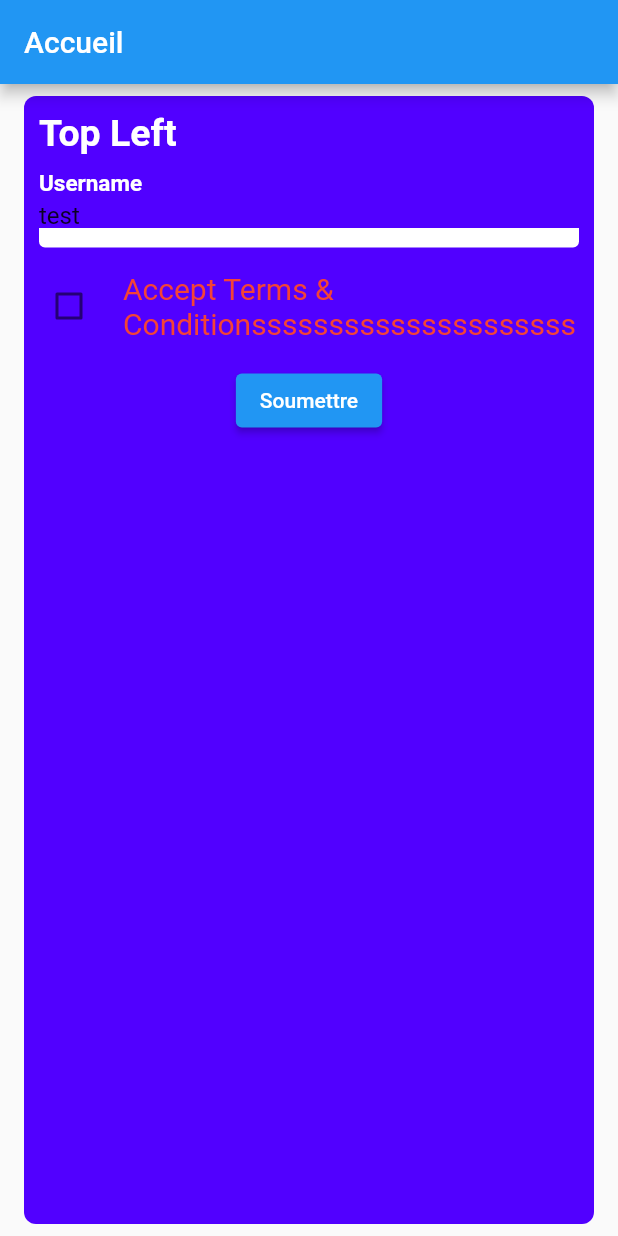
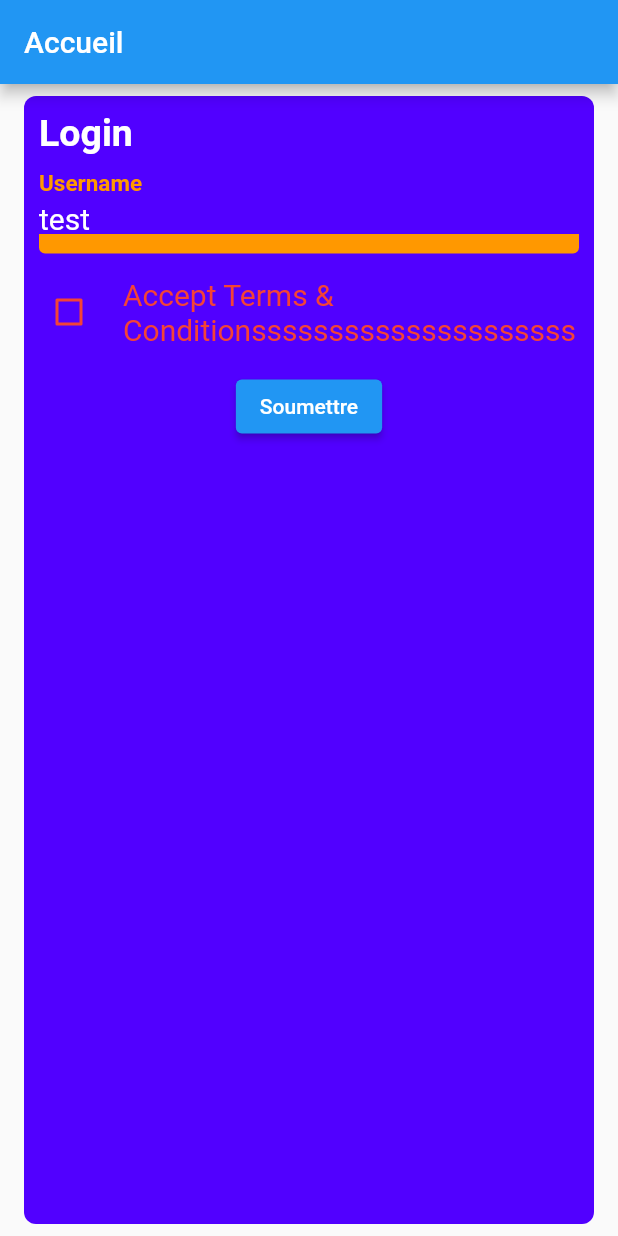
Before and after one commit to rayandu924/SimpLife, a Flutter app: the screen it shows after launch, on a phone screen of 412 x 824 dp. Run offline on Flutter 3.47's test engine with Material 2 defaults, Android fonts, the phone set to English and light mode, and no system bars; drawn by our look-alikes of flutter_form_builder; our stand-ins replace carousel_slider, fl_chart, percent_indicator.

Commit message:
need to set the model attribute from the onchanged functions

```diff
--- a/lib/app/views/home/home_view.dart
+++ b/lib/app/views/home/home_view.dart
@@ -7,9 +7,6 @@ class HomeView extends StatelessWidget {
 
   @override
   Widget build(BuildContext context) {
-    //fetchData(); after build the home helped by the data fetched
-    Map<String, Object> data = model.fetchData();
-    List<FlSpot> spots = convertStringToFlSpots(data['spots'] as String);
 
     final List<FieldModel> sampleFields = [
       FieldModel(
--- a/lib/app/views/login/login_model.dart
+++ b/lib/app/views/login/login_model.dart
@@ -1,20 +1,43 @@
 import 'package:simplife/global.dart';
 
+class LoginFormModel {
+  String username;
+  String email;
+
+  LoginFormModel({
+    this.username = '',
+    this.email = '',
+  });
+}
+
 class LoginModel extends ChangeNotifier {
-  String? email;
-  String? password;
 
-  void setEmail(String value) {
-    email = value;
-    notifyListeners();
-  }
+  final LoginFormModel loginFormModel = LoginFormModel();
 
-  void setPassword(String value) {
-    password = value;
-    notifyListeners();
-  }
+  final List<FieldModel> loginFormFieldModel = [
+    FieldModel(
+        name: 'username',
+        title: 'Username',
+        type: 'TextField',
+        fieldModel: TextFieldModel(
+            colorTitle: ValueNotifier<Color>(Colors.orange),
+            colorBorder: ValueNotifier<Color>(Colors.orange),
+            validator: ValidatorEmail,),
+        initialValue : 'test',
+        onChanged: (value) => onChangedTextFormField(value)
+    ),
+    FieldModel(
+        name: 'acceptTerms',
+        title: 'Accept Terms & Conditionsssssssssssssssssssss',
+        type: 'Checkbox',
+        fieldModel: CheckboxModel(
+            colorTitle: ValueNotifier<Color>(Colors.red),
+                      validator: ValidatorCheckbox,
+        ),
+        initialValue : false,
+        onChanged: (value) => onChangedCheckbox(value)
+    ),
+  ];
 
-  // Vous pouvez ajouter des méthodes pour gérer la logique de connexion ici
-  // Par exemple, se connecter à une API d'authentification
-  // N'oubliez pas d'appeler notifyListeners() si le modèle change
+
 }
--- a/lib/app/views/login/login_view.dart
+++ b/lib/app/views/login/login_view.dart
@@ -11,13 +11,21 @@ class _LoginViewState extends State<LoginView> {
   @override
   Widget build(BuildContext context) {
     return Scaffold(
-      appBar: AppBar(title: Text("Connexion")),
-      body: Padding(
-        padding: const EdgeInsets.all(20.0),
-        child: Column(
-          children: [],
-        ),
-      ),
-    );
-  }
+      appBar: AppBar(title: Text('Accueil')),
+      body: Column(children: [
+        Expanded(
+            child: CustomTileLayout(
+          tile: const custom_tile(
+            backgroundColor: Color.fromARGB(255, 81, 0, 255),
+          ),
+          topLeft: const Text('Login', style: tileTitle),
+          center:custom_form(
+          fields: _loginModel.loginFormFieldModel,
+          onSubmit: (formData) {
+            print(formData);
+          },)
+        )),
+      ]),
+  );
 }
+}
--- a/lib/app/widgets/CustomCheckbox.dart
+++ b/lib/app/widgets/CustomCheckbox.dart
@@ -27,9 +27,11 @@ class _CustomCheckboxState extends State<CustomCheckbox> {
       ),
       validator: widget.field.fieldModel.validator,
       initialValue: widget.field.initialValue,
-      onChanged: (value) => widget.field.onChanged({value, widget.field.fieldModel}),
+      onChanged: (value) =>
+          widget.field.onChanged({value, widget.field.fieldModel}),
       checkColor: widget.field.fieldModel.colorCheck,
       activeColor: widget.field.fieldModel.colorActive,
+      side: BorderSide(color: widget.field.fieldModel.colorBorder, width: 2),
     );
   }
 }
--- a/lib/app/widgets/CustomTextField.dart
+++ b/lib/app/widgets/CustomTextField.dart
@@ -46,6 +46,7 @@ class _CustomTextFieldState extends State<CustomTextField> {
                 labelText: widget.field.title,
                 labelStyle: textFielTitle.copyWith(color: colorTitle),
               ),
+              style: textFieldHint,
               validator: widget.field.fieldModel.validator,
               initialValue: widget.field.initialValue,
               onChanged: (value) => widget.field.onChanged({value, widget.field.fieldModel}),
--- a/lib/app/widgets/custom_form.dart
+++ b/lib/app/widgets/custom_form.dart
@@ -34,12 +34,14 @@ class CheckboxModel {
   final ValueNotifier<Color> colorTitle;
   final Color colorCheck;
   final Color colorActive;
+  final Color colorBorder;
   final FormFieldValidator<dynamic> validator;
 
   CheckboxModel({
     required this.colorTitle,
     this.colorCheck = Colors.white,
     this.colorActive = Colors.green,
+    this.colorBorder = Colors.red,
     required this.validator,
   });
 }
--- a/lib/main.dart
+++ b/lib/main.dart
@@ -10,7 +10,7 @@ class SimplifeApp extends StatelessWidget {
       theme: ThemeData(
         primarySwatch: Colors.blue,
       ),
-      home: HomeView(model: HomeModel()),
+      home: LoginView(),
     );
   }
 }
--- a/lib/theme/styles.dart
+++ b/lib/theme/styles.dart
@@ -16,7 +16,11 @@ const TextStyle textFielTitle = TextStyle(
   color: Colors.white,
 );
 
-//ccheck box text
+const TextStyle textFieldHint = TextStyle(
+  fontSize: 20,
+  color: Colors.white,
+);
+
 const TextStyle checkBoxTitle = TextStyle(
   fontSize: 20,
   color: Colors.white,
```
